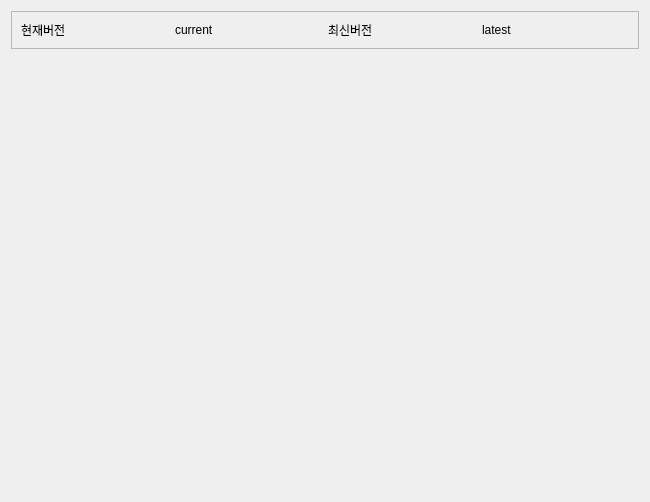
Qt form src/components/setting/page/Ui_settingWidget.ui (kiryanchi/xpa) before a commit.
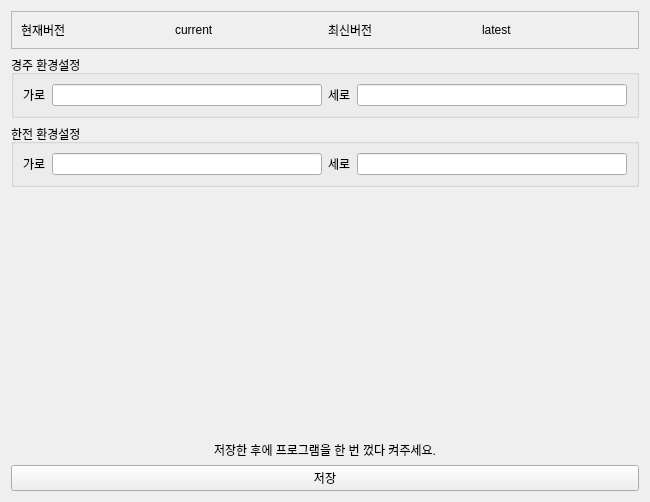
The same form after that commit.

The edit to the form file:
```diff
--- a/src/components/setting/page/Ui_settingWidget.ui
+++ b/src/components/setting/page/Ui_settingWidget.ui
@@ -14,6 +14,84 @@
    <string>Form</string>
   </property>
   <layout class="QGridLayout" name="gridLayout">
+   <item row="1" column="0">
+    <widget class="QGroupBox" name="groupBox">
+     <property name="title">
+      <string>경주 환경설정</string>
+     </property>
+     <layout class="QGridLayout" name="gridLayout_2">
+      <item row="0" column="2">
+       <widget class="QLabel" name="label_4">
+        <property name="text">
+         <string>세로</string>
+        </property>
+       </widget>
+      </item>
+      <item row="0" column="1">
+       <widget class="QLineEdit" name="gjWidthLineEdit"/>
+      </item>
+      <item row="0" column="0">
+       <widget class="QLabel" name="label_3">
+        <property name="text">
+         <string>가로</string>
+        </property>
+       </widget>
+      </item>
+      <item row="0" column="3">
+       <widget class="QLineEdit" name="gjHeightLineEdit"/>
+      </item>
+     </layout>
+    </widget>
+   </item>
+   <item row="3" column="0">
+    <spacer name="verticalSpacer">
+     <property name="orientation">
+      <enum>Qt::Vertical</enum>
+     </property>
+     <property name="sizeHint" stdset="0">
+      <size>
+       <width>20</width>
+       <height>40</height>
+      </size>
+     </property>
+    </spacer>
+   </item>
+   <item row="2" column="0">
+    <widget class="QGroupBox" name="groupBox_2">
+     <property name="title">
+      <string>한전 환경설정</string>
+     </property>
+     <layout class="QHBoxLayout" name="horizontalLayout_2">
+      <item>
+       <widget class="QLabel" name="label_5">
+        <property name="text">
+         <string>가로</string>
+        </property>
+       </widget>
+      </item>
+      <item>
+       <widget class="QLineEdit" name="hjWidthLineEdit"/>
+      </item>
+      <item>
+       <widget class="QLabel" name="label_6">
+        <property name="text">
+         <string>세로</string>
+        </property>
+       </widget>
+      </item>
+      <item>
+       <widget class="QLineEdit" name="hjHeightLineEdit"/>
+      </item>
+     </layout>
+    </widget>
+   </item>
+   <item row="5" column="0">
+    <widget class="QPushButton" name="savePushButton">
+     <property name="text">
+      <string>저장</string>
+     </property>
+    </widget>
+   </item>
    <item row="0" column="0">
     <widget class="QFrame" name="frame">
      <property name="frameShape">
@@ -54,18 +132,15 @@
      </layout>
     </widget>
    </item>
-   <item row="1" column="0">
-    <spacer name="verticalSpacer">
-     <property name="orientation">
-      <enum>Qt::Vertical</enum>
+   <item row="4" column="0">
+    <widget class="QLabel" name="label_7">
+     <property name="text">
+      <string>저장한 후에 프로그램을 한 번 껐다 켜주세요.</string>
      </property>
-     <property name="sizeHint" stdset="0">
-      <size>
-       <width>20</width>
-       <height>40</height>
-      </size>
+     <property name="alignment">
+      <set>Qt::AlignCenter</set>
      </property>
-    </spacer>
+    </widget>
    </item>
   </layout>
  </widget>
```
